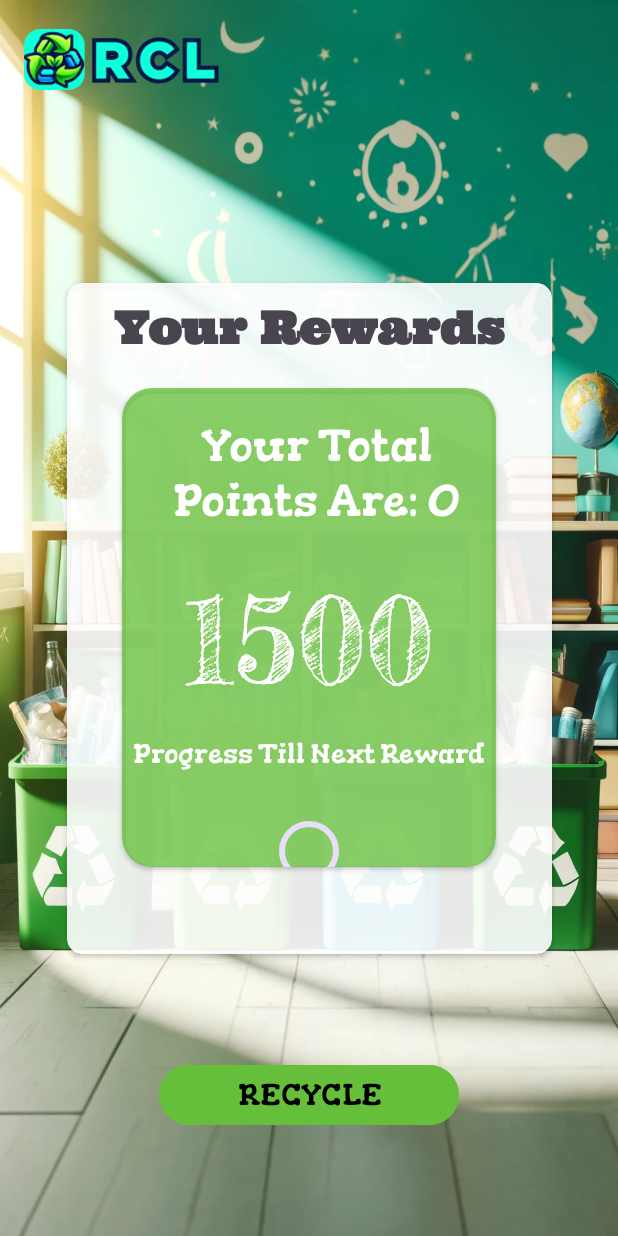
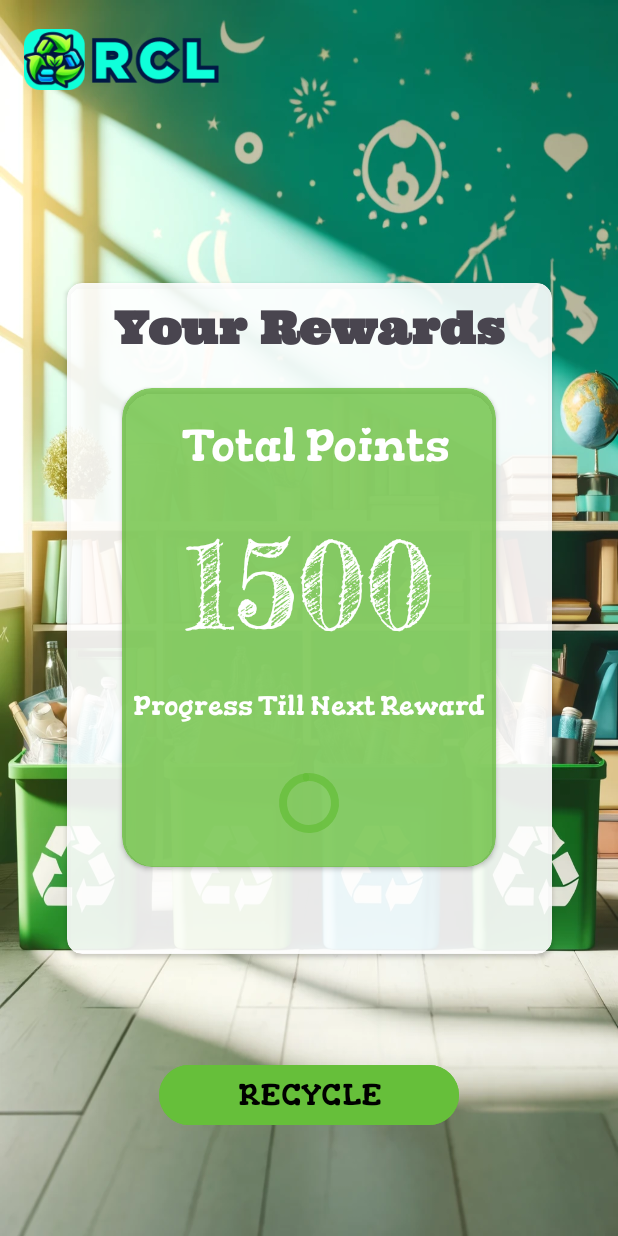
Before and after one commit to CodeBrosLab/RCL-App, an Android app: the YourRewardsActivity screen opened directly, with no data from a screen before it, on a phone screen of 412 x 824 dp. Run offline under Robolectric (Android 15) with nearby library versions, the phone set to English and light mode, and no system bars; network calls fail.

Commit message:
add progress bar to rewards page

```diff
--- a/frontend/app/src/main/java/com/example/rcl_app/activities/YourRewardsActivity.java
+++ b/frontend/app/src/main/java/com/example/rcl_app/activities/YourRewardsActivity.java
@@ -11,12 +11,14 @@ import androidx.appcompat.app.AppCompatActivity;
 
 import com.example.rcl_app.R;
 import com.example.rcl_app.http_requests.UserPointsOkHttpHandler;
+import com.google.android.material.progressindicator.CircularProgressIndicator;
 
 public class YourRewardsActivity extends AppCompatActivity {
 
     private Button rclButton;
     private UserPointsOkHttpHandler getUserPoints;
     private int userPoints;
+    private CircularProgressIndicator progressBar;
 
     @Override
     protected void onCreate(Bundle savedInstanceState) {
@@ -34,8 +36,11 @@ public class YourRewardsActivity extends AppCompatActivity {
             e.printStackTrace();
         }
 
-        TextView totalPoints = findViewById(R.id.totalPoints);
-        totalPoints.setText("Your Total Points Are: " + userPoints);
+        //We give rewards every 1000 points. To make user see his progress we keep the modulo of the division of his points with the max value that
+        //can be represented from our progressbar.
+        //If he has 1800 points the next reward is in 2000 points so 1800 % 1000 = 800 and this is the value that will be shown to the progress bar
+        progressBar = findViewById(R.id.progressBar);
+        progressBar.setProgress(userPoints % 1000, true);
 
         rclButton = findViewById(R.id.rclButton);
         rclButton.setOnClickListener(new View.OnClickListener() {
--- a/frontend/app/src/main/res/layout/activity_your_rewards.xml
+++ b/frontend/app/src/main/res/layout/activity_your_rewards.xml
@@ -86,16 +86,23 @@
                     android:layout_gravity="center_horizontal"
                     android:textSize="18dp"
                     android:fontFamily="@font/gorditas"
-                    android:layout_marginTop="15dp"/>
+                    android:layout_marginTop="20dp"/>
 
                 <com.google.android.material.progressindicator.CircularProgressIndicator
-                    android:layout_width="wrap_content"
+                    android:id="@+id/progressBar"
+                    android:layout_width="match_parent"
                     android:layout_height="wrap_content"
+                    android:layout_gravity="center_horizontal"
+                    android:layout_marginTop="30dp"
+                    android:elevation="10dp"
+                    android:indeterminate="false"
+                    android:max="1000"
+                    android:progress="60"
                     android:visibility="visible"
-                    android:id="@+id/progressBar"
-                    app:indicatorColor="@color/black"
-                    android:layout_gravity="center_horizontal"
-                    android:layout_marginTop="30dp"/>
+                    app:indicatorColor="@color/white"
+                    app:indicatorDirectionCircular="counterclockwise"
+                    app:trackColor="@color/green_transparent"
+                    app:trackThickness="5dp" />
 
             </LinearLayout>
 
```
